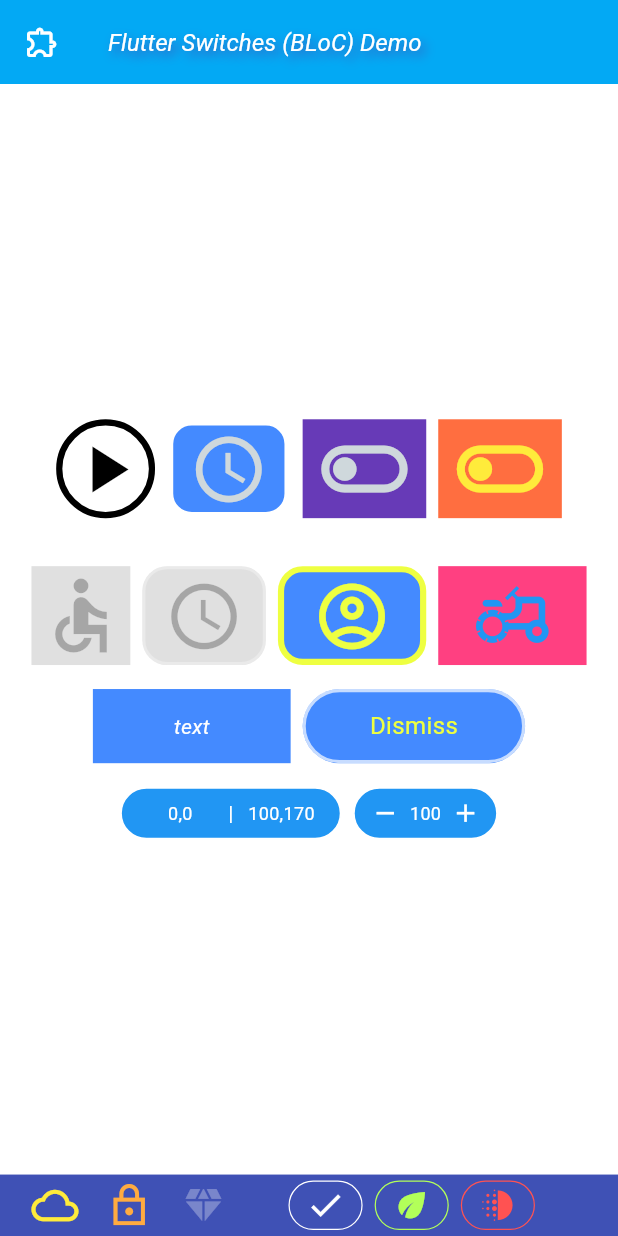
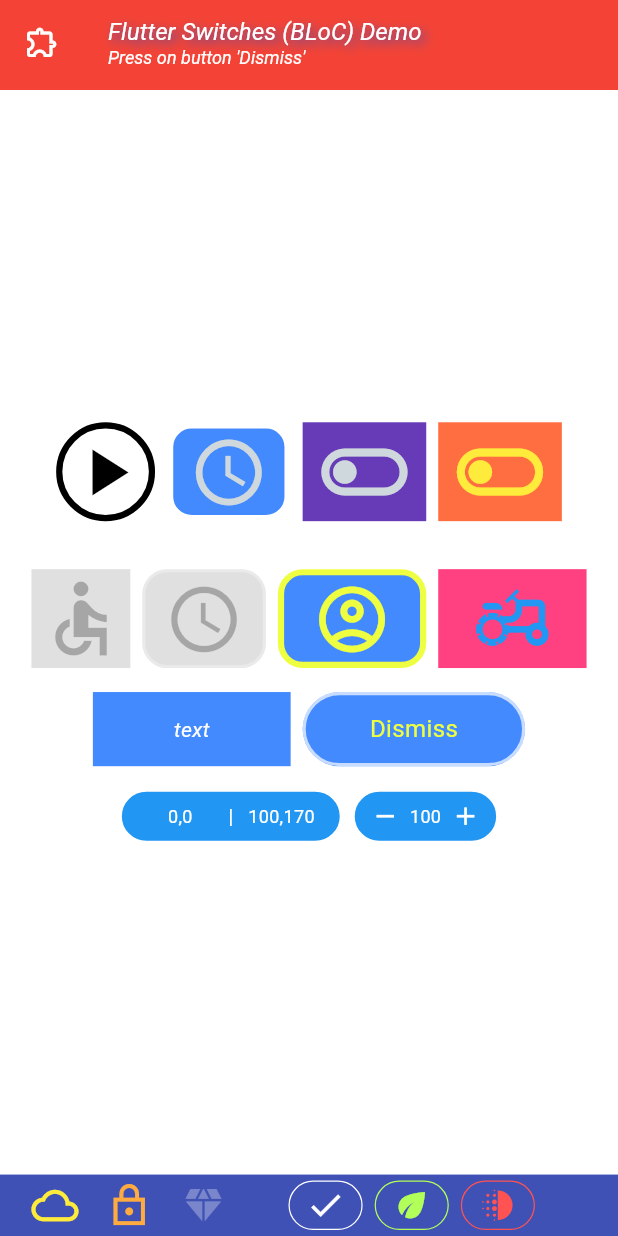
Before and after one commit to mk590901/Event-driven-BLoC-s-switch-widgets, a Flutter app: the screen it shows after launch, after a tap on the "extension" icon, on a phone screen of 412 x 824 dp. Run offline on Flutter 3.47's test engine with Material 3 defaults, Android fonts, the phone set to English and light mode, and no system bars; our stand-ins replace equatable, flutter_bloc.

```diff
--- /dev/null
+++ b/lib/application_bar/appbar_bloc.dart
@@ -0,0 +1,36 @@
+import 'package:flutter/material.dart';
+import 'package:flutter_bloc/flutter_bloc.dart';
+import 'appbar_events.dart';
+import 'appbar_state.dart';
+
+
+class AppBarBloc extends Bloc<AppBarEvent, AppBarState> {
+
+  AppBarBloc(String title, String subtitle, Color color) : super (AppBarState(
+      title: title, subtitle: subtitle, color: color)) {
+
+    on<UpdateTitle>((event, emit) {
+      debugPrint('UpdateTitle->[${event.title}]');
+      emit(AppBarState(
+        title: event.title, subtitle: state.subtitle, color: state.color,
+      ));
+    });
+
+    on<UpdateSubtitle>((event, emit) {
+      debugPrint('UpdateSubtitle->[${event.subtitle}]');
+      emit(AppBarState(
+        title: state.title, subtitle: event.subtitle, color: state.color,
+      ));
+    });
+
+    on<UpdateColor>((event, emit) {
+      debugPrint('UpdateSubtitle->[${event.color}]');
+      emit(AppBarState(
+        title: state.title, subtitle: state.subtitle, color: event.color,
+      ));
+    });
+
+  }
+
+
+}
--- /dev/null
+++ b/lib/application_bar/appbar_events.dart
@@ -0,0 +1,36 @@
+import 'dart:math';
+
+import 'package:equatable/equatable.dart';
+import 'package:flutter/material.dart';
+
+// DrawingEvent
+abstract class AppBarEvent extends Equatable {
+  const AppBarEvent();
+}
+
+class UpdateTitle extends AppBarEvent {
+  final String title;
+
+  const UpdateTitle(this.title);
+
+  @override
+  List<Object> get props => [title];
+}
+
+class UpdateSubtitle extends AppBarEvent {
+  final String subtitle;
+
+  const UpdateSubtitle(this.subtitle);
+
+  @override
+  List<Object> get props => [subtitle];
+}
+
+class UpdateColor extends AppBarEvent {
+  final Color color;
+
+  const UpdateColor(this.color);
+
+  @override
+  List<Object> get props => [color];
+}
--- /dev/null
+++ b/lib/application_bar/appbar_state.dart
@@ -0,0 +1,13 @@
+import 'package:equatable/equatable.dart';
+import 'package:flutter/material.dart';
+
+class AppBarState extends Equatable {
+  final String title;
+  final String subtitle;
+  final Color color;
+
+  const AppBarState({required this.title, required this.subtitle, required this.color});
+
+  @override
+  List<Object?> get props => [title, subtitle, color];
+}
--- a/lib/main.dart
+++ b/lib/main.dart
@@ -4,6 +4,7 @@ import 'package:button_k_states/widgets/flat_text_rounded_button.dart';
 import 'package:flutter/material.dart';
 import 'pair.dart';
 import 'periodic_action.dart';
+import 'widgets/appbar_widget.dart';
 import 'widgets/flat_advanced_rounded_switch.dart';
 import 'widgets/flat_advanced_switch.dart';
 import 'widgets/flat_button.dart';
@@ -49,6 +50,8 @@ class SwitchHomePage extends StatelessWidget {
 
   @override
   Widget build(BuildContext context) {
+    AppBarWidget appBar = AppBarWidget(title: title, subtitle: "Press on button 'Dismiss'", color: Colors.blueAccent);
+    /*
     AppBar appBar = AppBar(
       title: Text(title,
           style: const TextStyle(
@@ -72,6 +75,7 @@ class SwitchHomePage extends StatelessWidget {
       ),
       backgroundColor: Colors.lightBlue,
     );
+    */
 
     FlatSwitch yellow = FlatSwitch(
       canvasColor: Colors.deepOrangeAccent,
@@ -188,9 +192,11 @@ class SwitchHomePage extends StatelessWidget {
       onUpAction: () {
         purple.enable();
         blueRoundedAdvanced.click();
+        appBar.replaceSubtitle("Button 'dismiss' released");
       },
       onDownAction: () {
         purple.disable();
+        appBar.replaceSubtitle("Button 'dismiss' pressed");
       },
     );
 
--- /dev/null
+++ b/lib/widgets/appbar_widget.dart
@@ -0,0 +1,76 @@
+import 'package:flutter/material.dart';
+import 'package:flutter_bloc/flutter_bloc.dart';
+
+import '../application_bar/appbar_bloc.dart';
+import '../application_bar/appbar_events.dart';
+import '../application_bar/appbar_state.dart';
+
+class AppBarWidget extends StatelessWidget implements PreferredSizeWidget {
+
+  final String title;
+  final String subtitle;
+  final Color color;
+
+  late AppBarBloc appBarBloc;
+
+  AppBarWidget({super.key, required this.title, required this.subtitle, required this.color}) {
+    appBarBloc = AppBarBloc(title, subtitle, color);
+  }
+
+  void replaceSubtitle(String text) {
+    appBarBloc.add(UpdateSubtitle(text));
+  }
+
+  void changeColor(Color color) {
+    appBarBloc.add(UpdateColor(color));
+  }
+
+  @override
+  Widget build(BuildContext context) {
+    return BlocProvider<AppBarBloc>(
+      create: (_) {
+        return appBarBloc;
+      },
+      child: BlocBuilder<AppBarBloc, AppBarState>(
+        builder: (context, state) {
+          return AppBar(
+            title: Column(
+              crossAxisAlignment: CrossAxisAlignment.start,
+              children: [
+                Text(state.title,
+                    style: const TextStyle(
+                      color: Colors.white,
+                      fontSize: 16,
+                      fontStyle: FontStyle.italic,
+                      shadows: [
+                        Shadow(
+                          blurRadius: 8.0,
+                          color: Colors.indigo,
+                          offset: Offset(3.0, 3.0),
+                        ),
+                      ],
+                    )),
+                Text(state.subtitle,
+                    style: const TextStyle(color: Colors.white, fontSize: 12, fontStyle: FontStyle.italic,)),
+              ],
+            ),
+            leading: IconButton(
+              icon: const Icon(Icons.extension_outlined, color: Colors.white),
+              // Icon widget
+              onPressed: () {
+                changeColor(Colors.red);
+                Future.delayed(const Duration(seconds: 2), () {
+                  changeColor(color);
+                });
+              },
+            ),
+            backgroundColor: state.color,
+          );
+        },
+      ),
+    );
+  }
+
+  @override
+  Size get preferredSize => Size.fromHeight(60.0); // Adjust height as needed
+}
--- a/pubspec.yaml
+++ b/pubspec.yaml
@@ -37,6 +37,7 @@ dependencies:
   cupertino_icons: ^1.0.6
   flutter_bloc: ^8.1.5
   uuid: ^4.4.0
+  equatable: ^2.0.5
 
 dev_dependencies:
   flutter_test:
```
Also changed, not shown: pubspec.lock.
